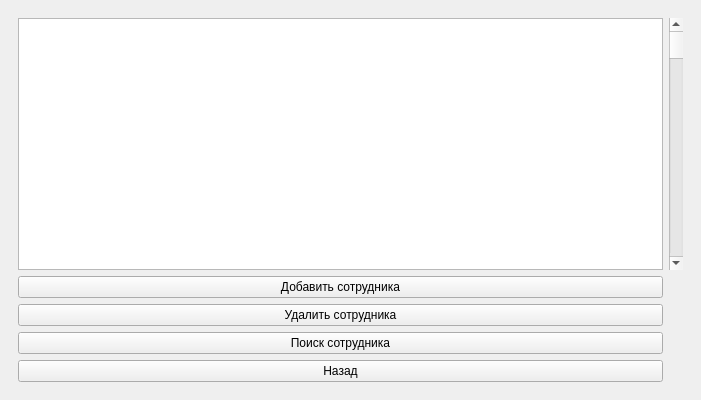
First picture: the form in mainwindow.ui, repository Toxicattack4up/QtProjectKRApteka, before the edit.
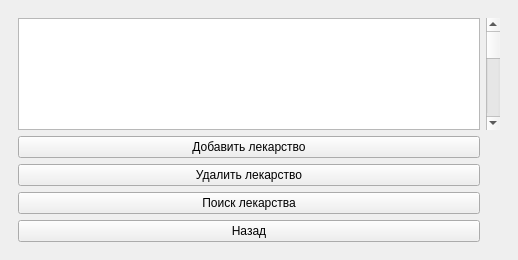
Second picture: the form after the edit. The open tabs and pages were chosen to show the change.

Patch:
```diff
--- a/mainwindow.ui
+++ b/mainwindow.ui
@@ -6,8 +6,8 @@
    <rect>
     <x>0</x>
     <y>0</y>
-    <width>701</width>
-    <height>400</height>
+    <width>518</width>
+    <height>260</height>
    </rect>
   </property>
   <property name="windowTitle">
@@ -131,6 +131,52 @@
         </item>
        </layout>
       </widget>
+      <widget class="QWidget" name="WarehousePage4">
+       <layout class="QGridLayout" name="gridLayout_6">
+        <item row="0" column="0">
+         <layout class="QGridLayout" name="gridLayout_5">
+          <item row="3" column="0">
+           <widget class="QPushButton" name="ViewWareHousePushButton">
+            <property name="text">
+             <string>Поиск лекарства</string>
+            </property>
+           </widget>
+          </item>
+          <item row="2" column="0">
+           <widget class="QPushButton" name="RemoveMedizinePushButton">
+            <property name="text">
+             <string>Удалить лекарство</string>
+            </property>
+           </widget>
+          </item>
+          <item row="0" column="1">
+           <widget class="QScrollBar" name="verticalScrollBar_2">
+            <property name="orientation">
+             <enum>Qt::Orientation::Vertical</enum>
+            </property>
+           </widget>
+          </item>
+          <item row="1" column="0">
+           <widget class="QPushButton" name="AddMedicinePushButton">
+            <property name="text">
+             <string>Добавить лекарство</string>
+            </property>
+           </widget>
+          </item>
+          <item row="0" column="0">
+           <widget class="QTableWidget" name="tableWidget_2"/>
+          </item>
+          <item row="4" column="0">
+           <widget class="QPushButton" name="Cancel_Warehouse">
+            <property name="text">
+             <string>Назад</string>
+            </property>
+           </widget>
+          </item>
+         </layout>
+        </item>
+       </layout>
+      </widget>
       <widget class="QWidget" name="ManagementPage3">
        <layout class="QGridLayout" name="gridLayout_4">
         <item row="0" column="0">
```
Left out of the diff: 49 changed lines with no effect on the pictures.
